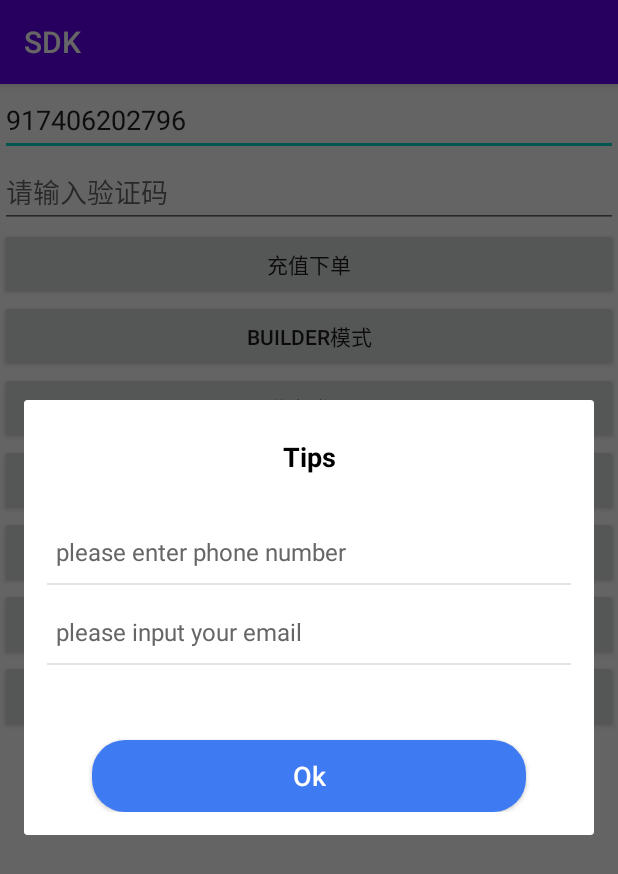
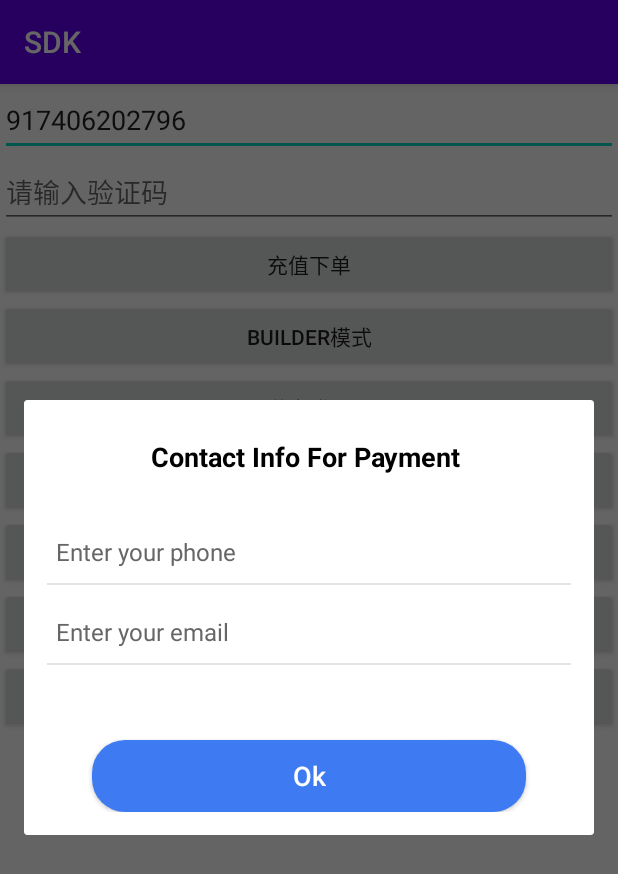
Before and after one commit to bigfunglobal/BigFunSDK, an Android app: the screen it shows after launch (SecondActivity), after a tap on "BUILDER模式", on a phone screen of 412 x 824 dp. Shown: the top 874 px of the screen. Run offline under Robolectric (Android 15) with nearby library versions, the phone set to English and light mode, and no system bars.

Commit message:
充值页面添加标题栏

```diff
--- a/paytmlibrary/src/main/java/com/bigfun/tm/PayActivity.kt
+++ b/paytmlibrary/src/main/java/com/bigfun/tm/PayActivity.kt
@@ -23,6 +23,10 @@ class PayActivity : AppCompatActivity() {
             .createAgentWeb()
             .ready()
             .go(url)
+
+        tool_bar.setNavigationOnClickListener {
+            finish()
+        }
     }
 
     override fun onResume() {
@@ -43,7 +47,7 @@ class PayActivity : AppCompatActivity() {
     override fun onKeyDown(keyCode: Int, event: KeyEvent?): Boolean {
         mAgentWeb?.apply {
             if (handleKeyEvent(keyCode, event)) {
-                return true;
+                return true
             }
         }
         return super.onKeyDown(keyCode, event)
--- a/paytmlibrary/src/main/res/layout/dialog_custom.xml
+++ b/paytmlibrary/src/main/res/layout/dialog_custom.xml
@@ -14,7 +14,7 @@
         android:gravity="center"
         android:paddingTop="10dp"
         android:paddingBottom="10dp"
-        android:text="Tips"
+        android:text="Contact Info For Payment "
         android:textColor="#000000"
         android:textSize="18sp"
         android:textStyle="bold" />
@@ -25,7 +25,7 @@
         android:layout_height="wrap_content"
         android:layout_marginTop="20dp"
         android:background="@null"
-        android:hint="please enter phone number"
+        android:hint="Enter your phone"
         android:inputType="phone"
         android:maxLength="10"
         android:paddingLeft="6dp"
@@ -46,7 +46,7 @@
         android:layout_height="wrap_content"
         android:layout_marginTop="10dp"
         android:background="@null"
-        android:hint="please input your email"
+        android:hint="Enter your email"
         android:inputType="text"
         android:paddingLeft="6dp"
         android:paddingTop="10dp"
--- a/paytmlibrary/src/main/res/values/styles.xml
+++ b/paytmlibrary/src/main/res/values/styles.xml
@@ -1,4 +1,5 @@
 <resources>
-
-    <style name="BaseAppTheme" parent="Theme.AppCompat.Light.NoActionBar"></style>
+    <style name="BaseAppTheme" parent="Theme.AppCompat.Light.NoActionBar">
+        <item name="colorPrimaryDark">#2196F3</item>
+    </style>
 </resources>
```
Also changed, not shown: paytmlibrary/src/main/res/layout/activity_pay.xml (+8 -0 lines), paytmlibrary/src/main/res/drawable-xhdpi/back.png (added).
